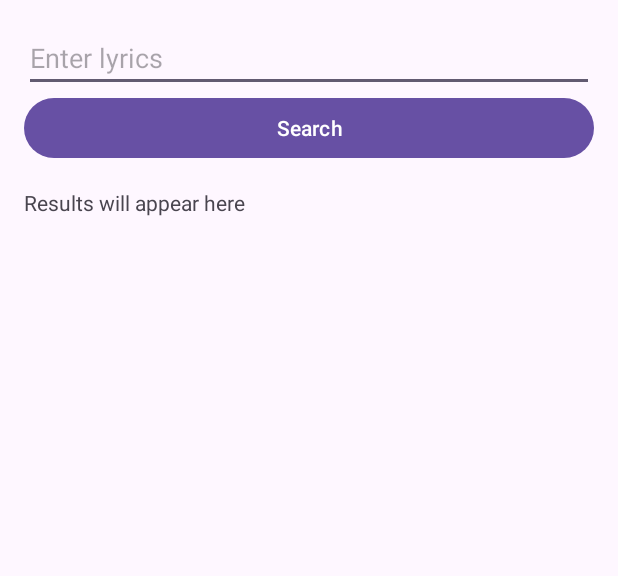
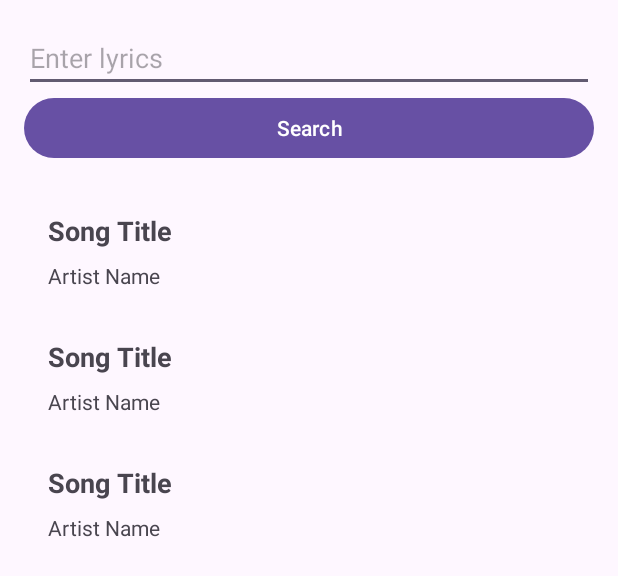
Before and after one commit to bartcanc/SongSearcherBR, an Android app: the layout activity_main.xml on its own in the app's theme, with its tools: preview values and no code run, on a phone screen of 412 x 824 dp. Shown: the top 576 px of the screen. Run offline under Robolectric (Android 15) with nearby library versions, the phone set to English and light mode, and no system bars.

Commit message:
v.1.3 improved UI and added icon

```diff
--- a/app/build.gradle.kts
+++ b/app/build.gradle.kts
@@ -45,6 +45,9 @@ dependencies {
         // Other dependencies
     implementation("com.squareup.retrofit2:retrofit:2.9.0")
     implementation("com.squareup.retrofit2:converter-gson:2.9.0")
+    implementation("com.github.bumptech.glide:glide:4.12.0")
+    implementation("com.squareup.okhttp3:okhttp:4.2.2")
+    annotationProcessor("com.github.bumptech.glide:compiler:4.12.0")
     implementation(libs.androidx.core.ktx)
     implementation(libs.androidx.appcompat)
     implementation(libs.material)
--- a/app/src/main/AndroidManifest.xml
+++ b/app/src/main/AndroidManifest.xml
@@ -9,7 +9,7 @@
         android:fullBackupContent="@xml/backup_rules"
         android:icon="@mipmap/ic_launcher"
         android:label="@string/app_name"
-        android:roundIcon="@mipmap/ic_launcher_round"
+        android:roundIcon="@drawable/icon"
         android:supportsRtl="true"
         android:theme="@style/Theme.SongSearcher"
         tools:targetApi="31">
--- a/app/src/main/res/layout/activity_main.xml
+++ b/app/src/main/res/layout/activity_main.xml
@@ -1,5 +1,6 @@
 <?xml version="1.0" encoding="utf-8"?>
 <LinearLayout xmlns:android="http://schemas.android.com/apk/res/android"
+    xmlns:tools="http://schemas.android.com/tools"
     android:layout_width="match_parent"
     android:layout_height="match_parent"
     android:orientation="vertical"
@@ -17,10 +18,11 @@
         android:layout_height="wrap_content"
         android:text="Search" />
 
-    <TextView
-        android:id="@+id/resultsTextView"
+    <androidx.recyclerview.widget.RecyclerView
+        android:id="@+id/recyclerView"
         android:layout_width="match_parent"
-        android:layout_height="wrap_content"
+        android:layout_height="0dp"
         android:layout_marginTop="16dp"
-        android:text="Results will appear here" />
+        android:layout_weight="1"
+        tools:listitem="@layout/item_song" />
 </LinearLayout>
--- /dev/null
+++ b/app/src/main/res/layout/item_song.xml
@@ -0,0 +1,23 @@
+<?xml version="1.0" encoding="utf-8"?>
+<LinearLayout xmlns:android="http://schemas.android.com/apk/res/android"
+    android:layout_width="match_parent"
+    android:layout_height="wrap_content"
+    android:orientation="vertical"
+    android:padding="16dp">
+
+    <TextView
+        android:id="@+id/song_title"
+        android:layout_width="wrap_content"
+        android:layout_height="wrap_content"
+        android:text="Song Title"
+        android:textSize="18sp"
+        android:textStyle="bold"
+        android:layout_marginBottom="8dp" />
+
+    <TextView
+        android:id="@+id/artist_name"
+        android:layout_width="wrap_content"
+        android:layout_height="wrap_content"
+        android:text="Artist Name" />
+
+</LinearLayout>
--- a/app/src/main/res/values/strings.xml
+++ b/app/src/main/res/values/strings.xml
@@ -1,3 +1,4 @@
 <resources>
     <string name="app_name">SongSearcher</string>
+    <string name="album_cover">placeholder</string>
 </resources>
```
Also changed, not shown: app/src/main/java/com/example/songsearcher/MainActivity.kt (+53 -28 lines), app/src/main/java/com/example/songsearcher/Song.kt (added, +9 -0 lines), app/src/main/java/com/example/songsearcher/SongAdapter.kt (added, +36 -0 lines), app/src/main/res/drawable/icon.png (added).
